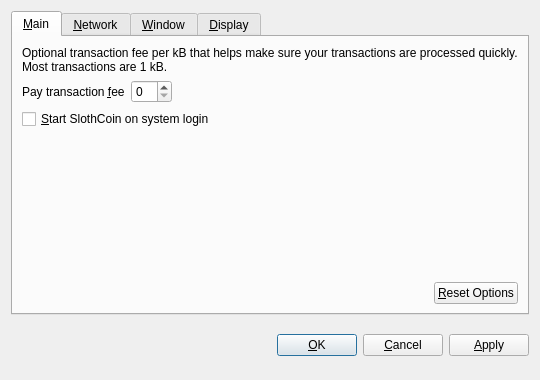
Above: src/qt/forms/optionsdialog.ui from oldambtster/INT64-Slothcoin-old before the change. Below: the same form after it.
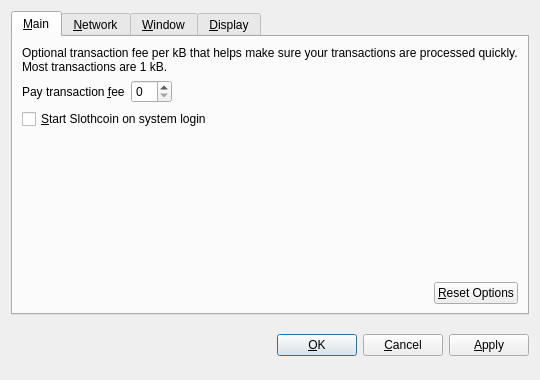
That is the form after the change. Custom widgets are drawn as their Qt base class.

```diff
--- a/src/qt/forms/optionsdialog.ui
+++ b/src/qt/forms/optionsdialog.ui
@@ -82,7 +82,7 @@
           <string>Automatically start SlothCoin after logging in to the system.</string>
          </property>
          <property name="text">
-          <string>&amp;Start SlothCoin on system login</string>
+          <string>&amp;Start Slothcoin on system login</string>
          </property>
         </widget>
        </item>
```
Left out of the diff: 10 changed lines with no effect on the pictures.
